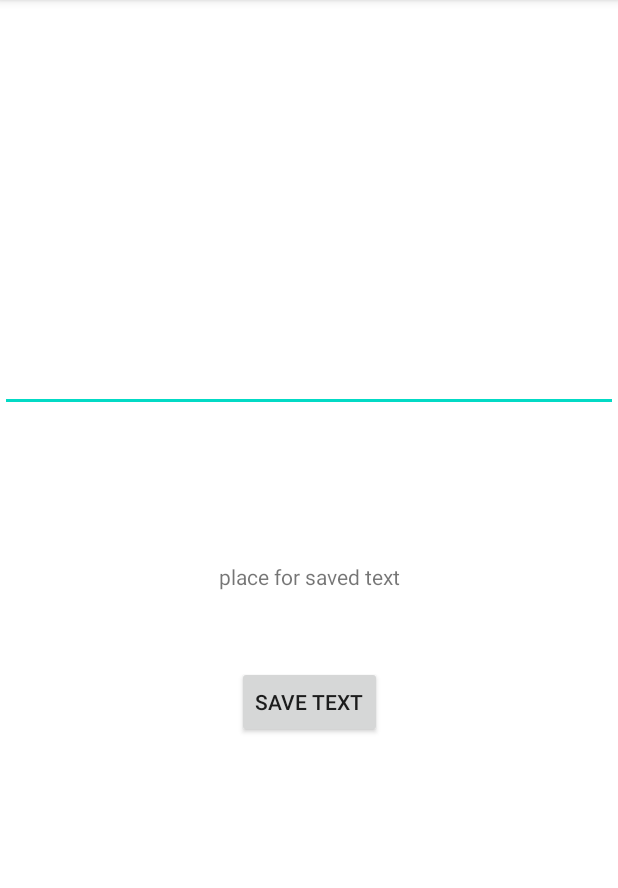
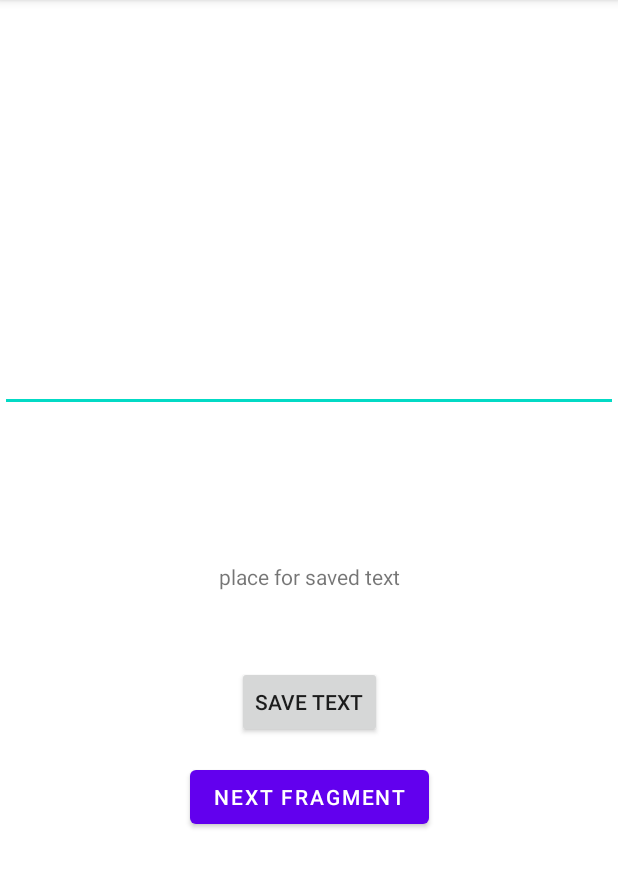
Before and after one commit to BrewhogIT/SharedPrefernces_and_Fragments, an Android app: the screen it shows after launch (MainActivity), after a tap on "ПРИНЯТЬ", on a phone screen of 412 x 824 dp, the part 84-972 px from its top. Run offline under Robolectric (Android 15) with nearby library versions, the phone set to English and light mode, and no system bars.

Commit message:
add RecyclerView to Fragment

```diff
--- a/app/src/main/java/com/practicum/sharedpreferncesfragments/Constants.kt
+++ b/app/src/main/java/com/practicum/sharedpreferncesfragments/Constants.kt
@@ -3,4 +3,5 @@ package com.practicum.sharedpreferncesfragments
 object Constants {
     const val PREFERENCES_TEXT = "PREFERENCES TEXT"
     const val PREFERENCES_ACCEPT = "PREFERENCES ACCEPT"
+    const val ARG_PARAM = "param"
 }
--- a/app/src/main/java/com/practicum/sharedpreferncesfragments/MainActivity.kt
+++ b/app/src/main/java/com/practicum/sharedpreferncesfragments/MainActivity.kt
@@ -10,17 +10,19 @@ import com.practicum.sharedpreferncesfragments.databinding.ActivityMainBinding
 //Для перехода изучить bundle но для назад не использовать bundle
 //обезьятельно должен быть back stack
 
-class MainActivity : AppCompatActivity() {
+class MainActivity : AppCompatActivity(), Navigator {
     private lateinit var binding: ActivityMainBinding
     lateinit var sharedPreferences : SharedPreferences
+    var modelList = ArrayList<Model>()
 
     override fun onCreate(savedInstanceState: Bundle?) {
         super.onCreate(savedInstanceState)
         binding = ActivityMainBinding.inflate(layoutInflater)
         setContentView(binding.root)
 
+        createModelList(modelList)
+
         sharedPreferences = getSharedPreferences(Constants.PREFERENCES_TEXT, Context.MODE_PRIVATE)
-        //val editor = sharedPreferences.edit()
         val text = sharedPreferences.getString(Constants.PREFERENCES_TEXT, "place for saved text").toString()
 
         if (savedInstanceState == null){
@@ -29,16 +31,28 @@ class MainActivity : AppCompatActivity() {
                 .add(R.id.fragment_container,MainFragment.newInstance(text))
                 .commit()
         }
+    }
 
-        /*
-        binding.savedText.text = sharedPreferences.getString(Constants.PREFERENCES_TEXT, "place for saved text")
-        binding.button.setOnClickListener {
-            val text = binding.edit.text.toString()
-            editor.putString(Constants.PREFERENCES_TEXT,text)
-            editor.apply()
+    override fun showSecondFragment() {
+        val fragment = SecondFragment.newInstance(modelList)
 
-            binding.savedText.text = text
+        supportFragmentManager
+            .beginTransaction()
+            .addToBackStack(null)
+            .replace(R.id.fragment_container,fragment)
+            .commit()
+    }
+
+    override fun goBack() {
+        onBackPressedDispatcher.onBackPressed()
+    }
+
+    fun createModelList (list: ArrayList<Model>){
+        val names = arrayOf("Pasha","Sasha","Yulya","Katya","Kiril")
+        val ages = arrayOf(19,26,75,41,32)
+
+        for (i in 0 .. names.size - 1){
+            list.add(Model(names[i],ages[i]))
         }
-        */
     }
 }
--- a/app/src/main/java/com/practicum/sharedpreferncesfragments/MainFragment.kt
+++ b/app/src/main/java/com/practicum/sharedpreferncesfragments/MainFragment.kt
@@ -7,9 +7,10 @@ import android.view.LayoutInflater
 import android.view.View
 import android.view.ViewGroup
 import androidx.fragment.app.Fragment
-import com.practicum.sharedpreferncesfragments.databinding.FragmentFirstBinding
+import com.practicum.sharedpreferncesfragments.databinding.FragmentMainBinding
 
 class MainFragment : Fragment() {
+    lateinit var binding : FragmentMainBinding
     var sharedPreferences: SharedPreferences? = null
     var text : String? = ""
 
@@ -27,7 +28,12 @@ class MainFragment : Fragment() {
         savedInstanceState: Bundle?
     ): View? {
 
-        val binding = FragmentFirstBinding.inflate(inflater,container,false)
+        binding = FragmentMainBinding.inflate(inflater,container,false)
+        return binding.root
+    }
+
+    override fun onViewCreated(view: View, savedInstanceState: Bundle?) {
+        super.onViewCreated(view, savedInstanceState)
         binding.savedText.text = text
         binding.button.setOnClickListener {
             val newText = binding.edit.text
@@ -36,7 +42,9 @@ class MainFragment : Fragment() {
             binding.savedText.text = newText
         }
 
-        return binding.root
+        binding.nextButton.setOnClickListener {
+            navigator().showSecondFragment()
+        }
     }
 
     fun saveText (text: String){
--- /dev/null
+++ b/app/src/main/java/com/practicum/sharedpreferncesfragments/Model.kt
@@ -0,0 +1,34 @@
+package com.practicum.sharedpreferncesfragments
+
+import android.os.Parcel
+import android.os.Parcelable
+
+
+data class Model(
+    val name:String,
+    val age: Int) : Parcelable {
+    constructor(parcel: Parcel) : this(
+        parcel.readString().toString(),
+        parcel.readInt()
+    ) {
+    }
+
+    override fun describeContents(): Int {
+        return 0
+    }
+
+    override fun writeToParcel(p0: Parcel, p1: Int) {
+        p0.writeString(name)
+        p0.writeInt(age)
+    }
+
+    companion object CREATOR : Parcelable.Creator<Model> {
+        override fun createFromParcel(parcel: Parcel): Model {
+            return Model(parcel)
+        }
+
+        override fun newArray(size: Int): Array<Model?> {
+            return arrayOfNulls(size)
+        }
+    }
+}
--- a/app/src/main/res/layout/fragment_first.xml
+++ b/app/src/main/res/layout/fragment_main.xml
@@ -32,4 +32,15 @@
         app:layout_constraintTop_toBottomOf="@id/savedText"
         android:layout_marginTop="50dp"/>
 
+    <Button
+        android:id="@+id/nextButton"
+        android:text="NEXT FRAGMENT"
+        android:layout_width="wrap_content"
+        android:layout_height="wrap_content"
+        app:layout_constraintLeft_toLeftOf="parent"
+        app:layout_constraintRight_toRightOf="parent"
+        app:layout_constraintTop_toBottomOf="@id/button"
+        android:layout_marginTop="15dp"
+        />
+
 </androidx.constraintlayout.widget.ConstraintLayout>
--- a/app/src/main/res/values/strings.xml
+++ b/app/src/main/res/values/strings.xml
@@ -1,3 +1,5 @@
 <resources>
     <string name="app_name">SharedPrefernces + Fragments</string>
+    <!-- TODO: Remove or change this placeholder text -->
+    <string name="hello_blank_fragment">Hello blank fragment</string>
 </resources>
```
Also changed, not shown: app/src/main/java/com/practicum/sharedpreferncesfragments/FragmentAdapter.kt (added, +40 -0 lines), app/src/main/java/com/practicum/sharedpreferncesfragments/Navigator.kt (added, +14 -0 lines), app/src/main/java/com/practicum/sharedpreferncesfragments/SecondFragment.kt (added, +59 -0 lines), app/src/main/res/layout/fragment_second.xml (added, +28 -0 lines), app/src/main/res/layout/item_view.xml (added, +28 -0 lines).
